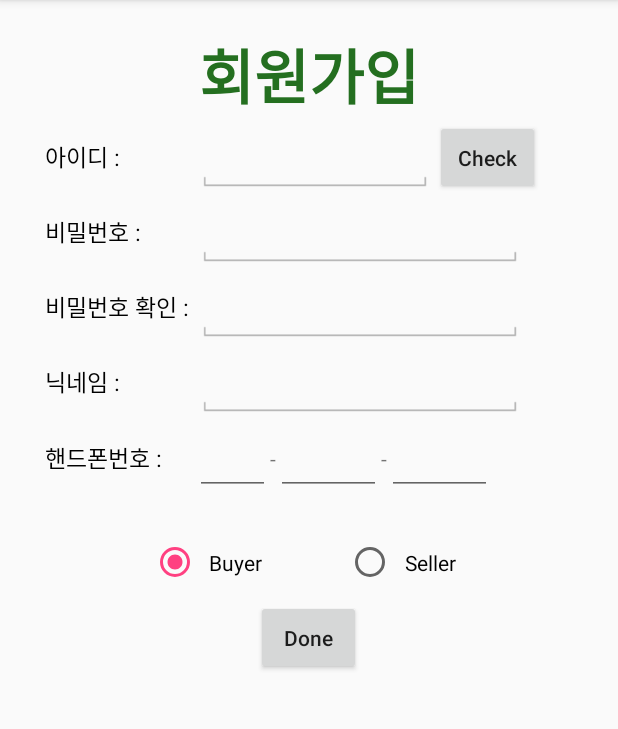
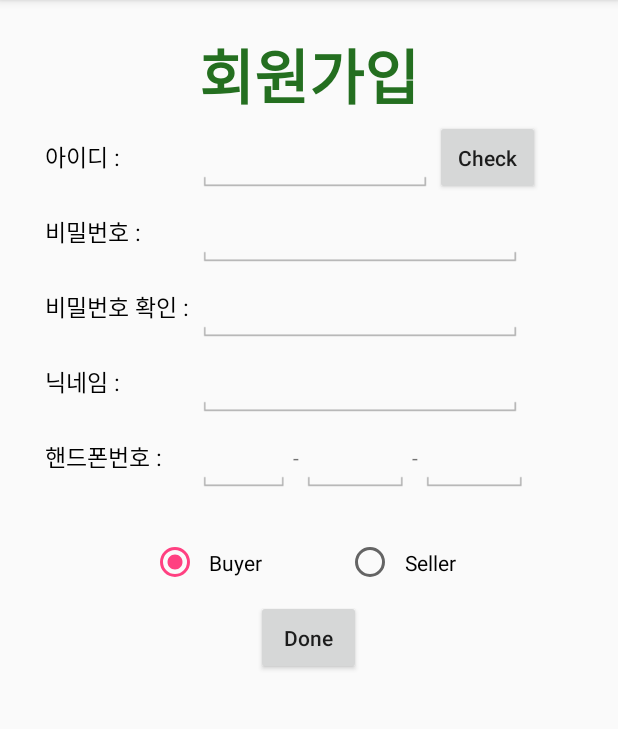
Before and after one commit to HJSUNG/capstone_design, an Android app: the RegistrationActivity screen opened directly, with no data from a screen before it, on a phone screen of 412 x 824 dp, the part 84-813 px from its top. Run offline under Robolectric (Android 15) with nearby library versions, the phone set to English and light mode, and no system bars.

Commit message:
회원가입창 폰번호 조금변경

```diff
--- a/HomeSeek/app/src/main/res/layout/activity_registration.xml
+++ b/HomeSeek/app/src/main/res/layout/activity_registration.xml
@@ -129,10 +129,11 @@
                 android:textSize="15sp" />
 
             <EditText
-                android:layout_width="50dp"
+                android:layout_width="65dp"
                 android:layout_height="match_parent"
                 android:id="@+id/first_num"
                 android:layout_toLeftOf="@+id/first_bar"
+                android:background="@drawable/textfield_default_holo_light"
                 android:imeOptions="actionNext"
                 android:inputType="number"
                 android:maxLength="3"/>
@@ -145,9 +146,10 @@
                 android:layout_toLeftOf ="@+id/second_num"/>
 
             <EditText
-                android:layout_width="70dp"
+                android:layout_width="75dp"
                 android:layout_height="match_parent"
                 android:id="@+id/second_num"
+                android:background="@drawable/textfield_default_holo_light"
                 android:imeOptions="actionNext"
                 android:inputType="number"
                 android:maxLength="4"
@@ -161,9 +163,10 @@
                 android:layout_toRightOf ="@+id/second_num"/>
 
             <EditText
-                android:layout_width="70dp"
+                android:layout_width="75dp"
                 android:layout_height="match_parent"
                 android:id="@+id/third_num"
+                android:background="@drawable/textfield_default_holo_light"
                 android:inputType="number"
                 android:maxLength="4"
                 android:layout_toRightOf ="@+id/second_bar"/>
```
